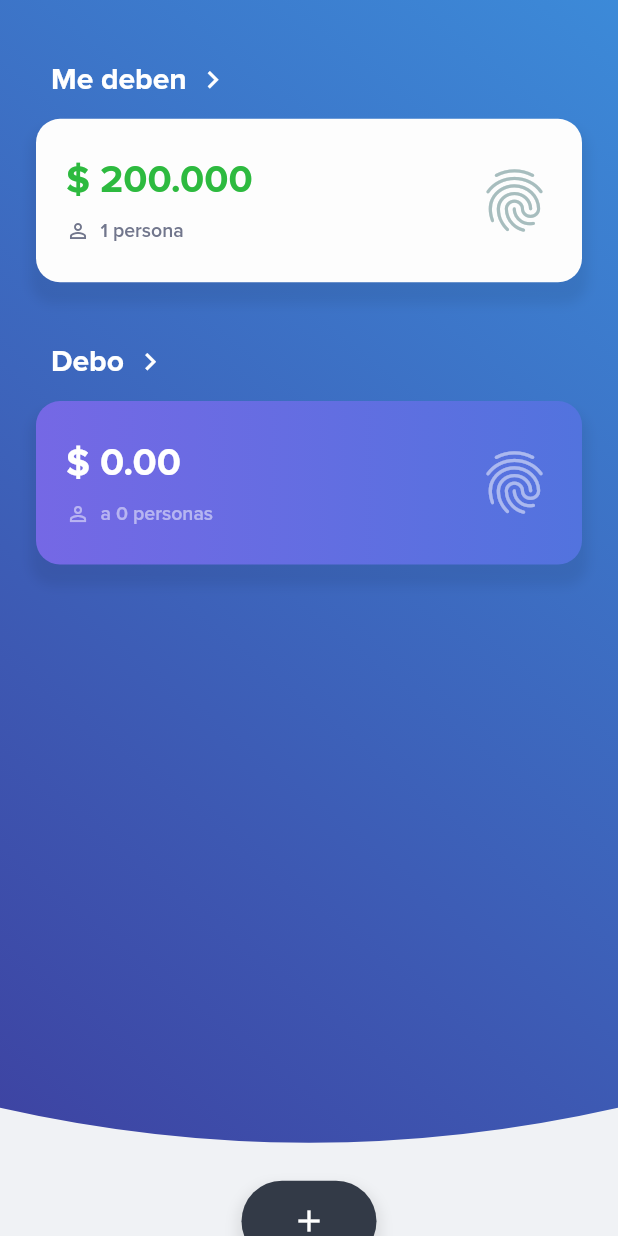
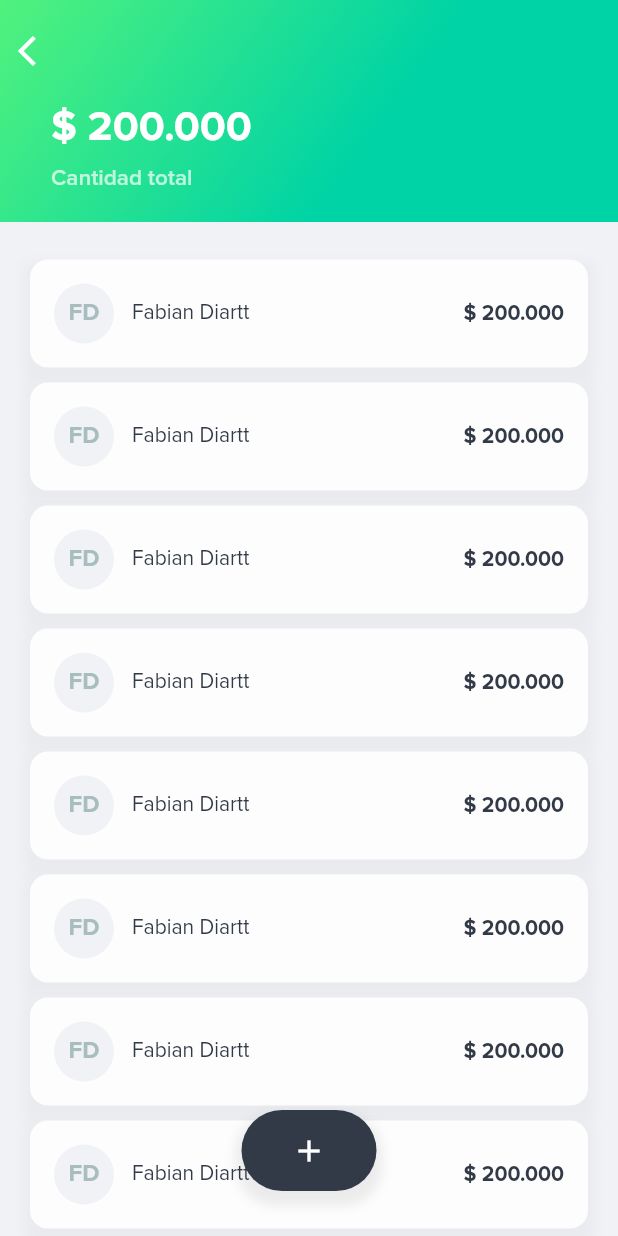
Before and after one commit to fabirt/debts-app, a Flutter app: the screen it shows after launch, after a tap on the "add" icon, on a phone screen of 412 x 824 dp. Run offline on Flutter 3.47's test engine with Material 2 defaults, Android fonts, the phone set to English and light mode, and no system bars.

Commit message:
Creando vista de deudores

```diff
--- /dev/null
+++ b/lib/src/pages/debtors/debtors_page.dart
@@ -0,0 +1,94 @@
+import 'package:debts_app/src/pages/debtors/widgets/debtor_card.dart';
+import 'package:flutter/material.dart';
+import 'package:debts_app/src/widgets/index.dart';
+import 'package:debts_app/src/utils/index.dart' as utils;
+
+class DebtorsPage extends StatelessWidget {
+  @override
+  Widget build(BuildContext context) {
+    return Scaffold(
+      body: Column(
+        children: <Widget>[
+          _buildHeader(context),
+          Expanded(child: _buildContent()),
+        ],
+      ),
+      floatingActionButton: Container(
+        margin: EdgeInsets.only(bottom: 30.0),
+        child: AddButton(
+          onPressed: (){},
+        ),
+      ),
+      floatingActionButtonLocation: FloatingActionButtonLocation.centerDocked,
+    );
+  }
+
+  Widget _buildHeader(BuildContext context) {
+    return Container(
+      padding: EdgeInsets.symmetric(vertical: 10.0, horizontal: 0.0),
+      decoration: BoxDecoration(
+        gradient: LinearGradient(
+          begin: FractionalOffset(0.0, 0.0),
+          end: FractionalOffset(0.5, 1.0),
+          colors: [Color(0xFF51F27D), Color(0xFF00D3A5)],
+        ),
+      ),
+      child: SafeArea(
+        child: Column(
+          crossAxisAlignment: CrossAxisAlignment.start,
+          children: <Widget>[
+            SizedBox(
+              width: double.infinity,
+            ),
+            IconButton(
+              onPressed: () {
+                Navigator.pop(context);
+              },
+              color: Colors.white,
+              icon: Icon(Icons.arrow_back_ios),
+            ),
+            Container(
+              margin: EdgeInsets.symmetric(horizontal: 34.0, vertical: 10.0),
+              child: Column(
+                crossAxisAlignment: CrossAxisAlignment.start,
+                children: <Widget>[
+                  Text(
+                    '\$ 200.000',
+                    style: TextStyle(
+                      color: Colors.white,
+                      fontSize: 28.0,
+                      fontWeight: FontWeight.w700,
+                    ),
+                  ),
+                  SizedBox(
+                    height: 8.0,
+                  ),
+                  Text(
+                    'Cantidad total',
+                    style: TextStyle(
+                      color: Color.fromRGBO(255, 255, 255, 0.7),
+                      fontSize: 15.0,
+                      fontWeight: FontWeight.w600,
+                    ),
+                  ),
+                ],
+              ),
+            ),
+          ],
+        ),
+      ),
+    );
+  }
+
+  Widget _buildContent() {
+    return ListView.builder(
+      itemCount: 13,
+      padding: EdgeInsets.only(bottom: 110.0, top: 20.0),
+      itemBuilder: (BuildContext context, int i) {
+        return DebtorCard();
+      },
+    );
+  }
+
+
+}
--- /dev/null
+++ b/lib/src/pages/debtors/widgets/debtor_card.dart
@@ -0,0 +1,61 @@
+import 'package:flutter/material.dart';
+import 'package:debts_app/src/widgets/index.dart';
+import 'package:debts_app/src/utils/index.dart' as utils;
+
+class DebtorCard extends StatelessWidget {
+  final String name;
+  final String value;
+  final Function onTap;
+
+  DebtorCard({this.name, this.value, this.onTap});
+
+  void _onTap() {
+    // onTap();
+  }
+
+  @override
+  Widget build(BuildContext context) {
+    return Container(
+      margin: EdgeInsets.symmetric(horizontal: 20.0, vertical: 5.0),
+      decoration: BoxDecoration(
+        boxShadow: [
+          BoxShadow(
+            offset: Offset(0.0, 6.0),
+            blurRadius: 6.0,
+            spreadRadius: 4.0,
+            color: Color.fromRGBO(0, 0, 0, 0.03),
+          ),
+        ],
+      ),
+      child: Material(
+        color: utils.Colors.white,
+        borderRadius: BorderRadius.circular(12.0),
+        child: InkWell(
+          borderRadius: BorderRadius.circular(12.0),
+          onTap: _onTap,
+          child: _buildContent(),
+        ),
+      ),
+    );
+  }
+
+  Container _buildContent() {
+    return Container(
+      padding: EdgeInsets.symmetric(horizontal: 16.0, vertical: 16.0),
+      child: Row(
+        children: <Widget>[
+          CircleAvatar(
+            backgroundColor: utils.Colors.athensGray,
+            child: Text('FD', style: TextStyle(color: utils.Colors.towerGray, fontWeight: FontWeight.w700),),
+          ),
+          SizedBox(width: 12.0,),
+          Expanded(
+            child: Text('Fabian Diartt ', style: TextStyle( fontWeight: FontWeight.w500),),
+          ),
+          SizedBox(width: 12.0,),
+          Text('\$ 200.000', style: TextStyle( fontWeight: FontWeight.w700),),
+        ],
+      ),
+    );
+  }
+}
--- a/lib/src/pages/home/home_page.dart
+++ b/lib/src/pages/home/home_page.dart
@@ -1,3 +1,4 @@
+import 'package:debts_app/src/pages/debtors/debtors_page.dart';
 import 'package:flutter/material.dart';
 import 'package:debts_app/src/widgets/index.dart';
 import 'package:debts_app/src/utils/index.dart' as utils;
@@ -8,7 +9,6 @@ class HomePage extends StatefulWidget {
 }
 
 class _HomePageState extends State<HomePage> with SingleTickerProviderStateMixin {
-
   AnimationController _animationController;
   Animation<double> _scaleAnimation;
   Animation<Offset> _cardsOffset;
@@ -23,54 +23,31 @@ class _HomePageState extends State<HomePage> with SingleTickerProviderStateMixin
 
   void _initAnimations() {
     _animationController = new AnimationController(
-      vsync: this,
-      duration: Duration(milliseconds: 1400)
-    )..addListener((){
+        vsync: this, duration: Duration(milliseconds: 1400))
+      ..addListener(() {
         setState(() {});
       });
 
     _scaleAnimation = Tween<double>(begin: 3.0, end: 1.0).animate(
         CurvedAnimation(
             parent: _animationController,
-        curve: Interval(
-          0.6, 1.0,
-          curve: Curves.easeInOut
-        )
-      )
-    );
-    _fabOffset = Tween<Offset>(begin: Offset(0.0, 1.0), end: Offset.zero).animate(
-      CurvedAnimation(
+            curve: Interval(0.6, 1.0, curve: Curves.easeInOut)));
+    _fabOffset = Tween<Offset>(begin: Offset(0.0, 1.0), end: Offset.zero)
+        .animate(CurvedAnimation(
             parent: _animationController,
-        curve: Interval(
-          0.6, 1.0,
-          curve: Curves.easeInOut
-        )
-      )
-    );
-    _cardsOffset = Tween<Offset>(begin: Offset(0.0, -0.20), end: Offset.zero).animate(
-      CurvedAnimation(
+            curve: Interval(0.6, 1.0, curve: Curves.easeInOut)));
+    _cardsOffset = Tween<Offset>(begin: Offset(0.0, -0.20), end: Offset.zero)
+        .animate(CurvedAnimation(
             parent: _animationController,
-        curve: Interval(
-          0.2, 0.5,
-          curve: Curves.easeInOut
-        )
-      )
-    );
-    _cardsOpacity = Tween<double>(begin: 0.0, end: 1.0).animate(
-      CurvedAnimation(
+            curve: Interval(0.2, 0.5, curve: Curves.easeInOut)));
+    _cardsOpacity = Tween<double>(begin: 0.0, end: 1.0).animate(CurvedAnimation(
         parent: _animationController,
-        curve: Interval(
-          0.2, 0.44,
-          curve: Curves.easeInOut
-        )
-      )
-    );
+        curve: Interval(0.2, 0.44, curve: Curves.easeInOut)));
     _animationController.forward();
   }
 
   @override
   Widget build(BuildContext context) {
-
     final size = MediaQuery.of(context).size;
 
     return Scaffold(
@@ -94,7 +71,7 @@ class _HomePageState extends State<HomePage> with SingleTickerProviderStateMixin
                       title: 'Me deben',
                       value: '\$ 200.000',
                       label: '1 persona',
-                      onPressed: () {},
+                      onTap: () => _pushDebtorsPage(context),
                     ),
                     SizedBox(
                       height: size.height * 0.05,
@@ -104,7 +81,7 @@ class _HomePageState extends State<HomePage> with SingleTickerProviderStateMixin
                       title: 'Debo',
                       value: '\$ 0.00',
                       label: 'a 0 personas',
-                      onPressed: () {},
+                      onTap: (){},
                     ),
                   ],
                 ),
@@ -118,13 +95,16 @@ class _HomePageState extends State<HomePage> with SingleTickerProviderStateMixin
         child: Container(
           margin: EdgeInsets.only(bottom: 30.0),
           child: AddButton(
-            onPressed: (){
-              Navigator.pushReplacement(context, MaterialPageRoute(builder: (c)=>HomePage()));
-            },
+            onPressed: () => _pushDebtorsPage(context),
           ),
         ),
       ),
       floatingActionButtonLocation: FloatingActionButtonLocation.centerDocked,
     );
   }
+
+  void _pushDebtorsPage(BuildContext context) {
+    Navigator.push(context, MaterialPageRoute(builder: (c) => DebtorsPage()));
   }
+
+}
--- a/lib/src/pages/index.dart
+++ b/lib/src/pages/index.dart
@@ -1 +1,2 @@
 export 'package:debts_app/src/pages/home/home_page.dart';
+export 'package:debts_app/src/pages/debtors/debtors_page.dart';
--- a/lib/src/widgets/debt_resume_card.dart
+++ b/lib/src/widgets/debt_resume_card.dart
@@ -53,16 +53,18 @@ class DebtResumeCard extends StatelessWidget {
   final String title;
   final String value;
   final String label;
-  final Function onPressed;
+  final Function onTap;
 
   DebtResumeCard(
-      {this.theme, this.title, this.value, this.label, this.onPressed});
+      {this.theme, this.title, this.value, this.label, this.onTap});
 
   @override
   Widget build(BuildContext context) {
     final theme = new _DebtCardTheme(this.theme);
 
-    return Container(
+    return GestureDetector(
+      onTap: onTap,
+      child: Container(
         margin: EdgeInsets.symmetric(horizontal: 24.0),
         child: Column(
           children: <Widget>[
@@ -72,6 +74,7 @@ class DebtResumeCard extends StatelessWidget {
             ),
             _buildCard(theme)
           ],
+        ),
       ),
     );
   }
@@ -110,7 +113,7 @@ class DebtResumeCard extends StatelessWidget {
         mainAxisAlignment: MainAxisAlignment.spaceBetween,
         children: <Widget>[
           _buildDeptColumn(theme),
-          _buildIconButton(theme),
+          _buildIcon(theme),
         ],
       ),
     );
@@ -155,14 +158,11 @@ class DebtResumeCard extends StatelessWidget {
     );
   }
 
-  Widget _buildIconButton(_DebtCardTheme theme) {
-    return InkWell(
-      onTap: onPressed,
-      child: Icon(
+  Widget _buildIcon(_DebtCardTheme theme) {
+    return Icon(
       Icons.fingerprint,
       color: theme.iconColor,
       size: 50.0,
-      ),
     );
   }
 }
```
Lines whose indentation alone changed are shown as unchanged.
